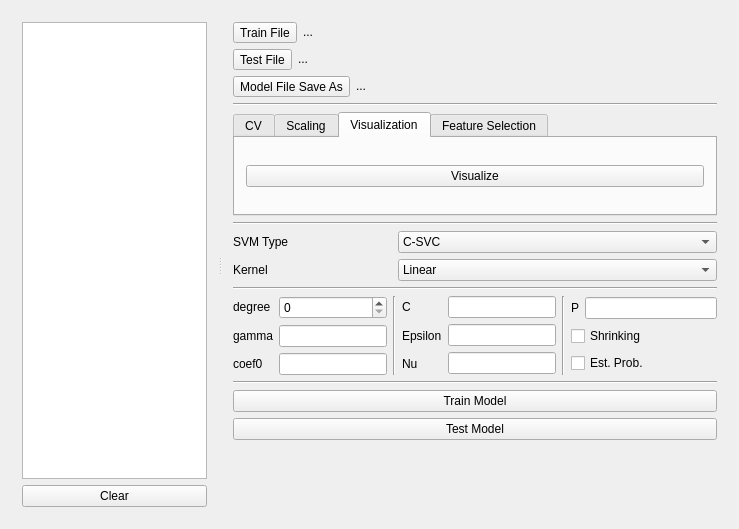
The window that svm-app/mainwindow.ui (boidachenkop/dw) describes before a commit, drawn with Qt 5.
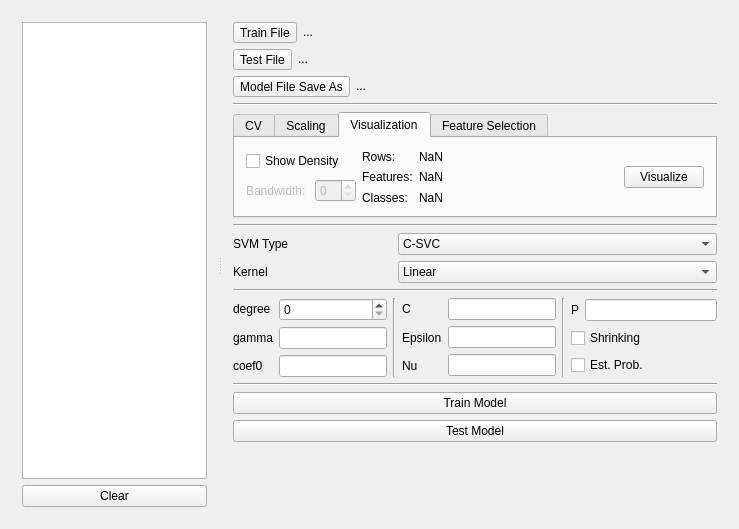
The same window after the commit. The open tabs and pages were chosen to show the change.

Commit message: Dataset info on visualization tab

```diff
--- a/svm-app/mainwindow.ui
+++ b/svm-app/mainwindow.ui
@@ -20,7 +20,7 @@
       <property name="orientation">
        <enum>Qt::Horizontal</enum>
       </property>
-      <widget class="QWidget" name="">
+      <widget class="QWidget" name="layoutWidget">
        <layout class="QVBoxLayout" name="verticalLayout_7">
         <item>
          <widget class="QTextEdit" name="output_textEdit">
@@ -457,7 +457,113 @@
            <attribute name="title">
             <string>Visualization</string>
            </attribute>
-           <layout class="QHBoxLayout" name="horizontalLayout_4">
+           <layout class="QHBoxLayout" name="horizontalLayout_9">
+            <item>
+             <layout class="QHBoxLayout" name="horizontalLayout_8">
+              <item>
+               <layout class="QVBoxLayout" name="density_verticalLayout">
+                <item>
+                 <widget class="QCheckBox" name="densityPlot_checkBox">
+                  <property name="toolTip">
+                   <string>1d and 2d only</string>
+                  </property>
+                  <property name="text">
+                   <string>Show Density</string>
+                  </property>
+                 </widget>
+                </item>
+                <item>
+                 <layout class="QHBoxLayout" name="bandwidth_horizontalLayout">
+                  <item>
+                   <widget class="QLabel" name="bandwidth_label">
+                    <property name="enabled">
+                     <bool>false</bool>
+                    </property>
+                    <property name="text">
+                     <string>Bandwidth: </string>
+                    </property>
+                   </widget>
+                  </item>
+                  <item>
+                   <widget class="QSpinBox" name="bandwidth_spinBox">
+                    <property name="enabled">
+                     <bool>false</bool>
+                    </property>
+                   </widget>
+                  </item>
+                 </layout>
+                </item>
+               </layout>
+              </item>
+              <item>
+               <layout class="QHBoxLayout" name="horizontalLayout_7">
+                <item>
+                 <layout class="QVBoxLayout" name="datasetInfoText_verticalLayout">
+                  <item>
+                   <widget class="QLabel" name="rowsText_label">
+                    <property name="text">
+                     <string>Rows:</string>
+                    </property>
+                   </widget>
+                  </item>
+                  <item>
+                   <widget class="QLabel" name="featuresText_label">
+                    <property name="text">
+                     <string>Features:</string>
+                    </property>
+                   </widget>
+                  </item>
+                  <item>
+                   <widget class="QLabel" name="classesText_label">
+                    <property name="text">
+                     <string>Classes:</string>
+                    </property>
+                   </widget>
+                  </item>
+                 </layout>
+                </item>
+                <item>
+                 <layout class="QVBoxLayout" name="datasetInfo_verticalLayout">
+                  <item>
+                   <widget class="QLabel" name="rows_label">
+                    <property name="text">
+                     <string>NaN</string>
+                    </property>
+                   </widget>
+                  </item>
+                  <item>
+                   <widget class="QLabel" name="features_label">
+                    <property name="text">
+                     <string>NaN</string>
+                    </property>
+                   </widget>
+                  </item>
+                  <item>
+                   <widget class="QLabel" name="classes_label">
+                    <property name="text">
+                     <string>NaN</string>
+                    </property>
+                   </widget>
+                  </item>
+                 </layout>
+                </item>
+               </layout>
+              </item>
+             </layout>
+            </item>
+            <item>
+             <spacer name="horizontalSpacer">
+              <property name="orientation">
+               <enum>Qt::Horizontal</enum>
+              </property>
+              <property name="sizeHint" stdset="0">
+               <size>
+                <width>40</width>
+                <height>20</height>
+               </size>
+              </property>
+             </spacer>
+            </item>
             <item>
              <widget class="QPushButton" name="visualize_pushButton">
               <property name="text">
```
Left out of the diff: 65 changed lines with no effect on the pictures. The commit also changes 6 other files.
